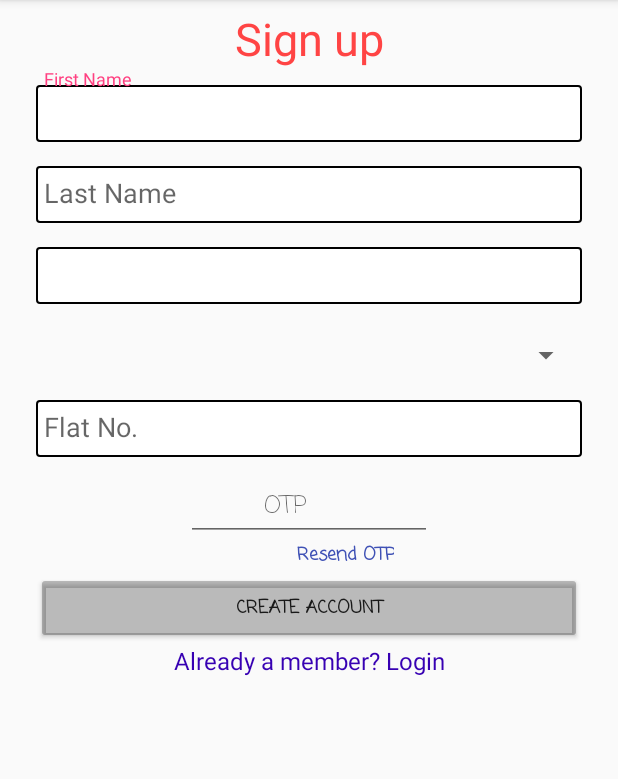
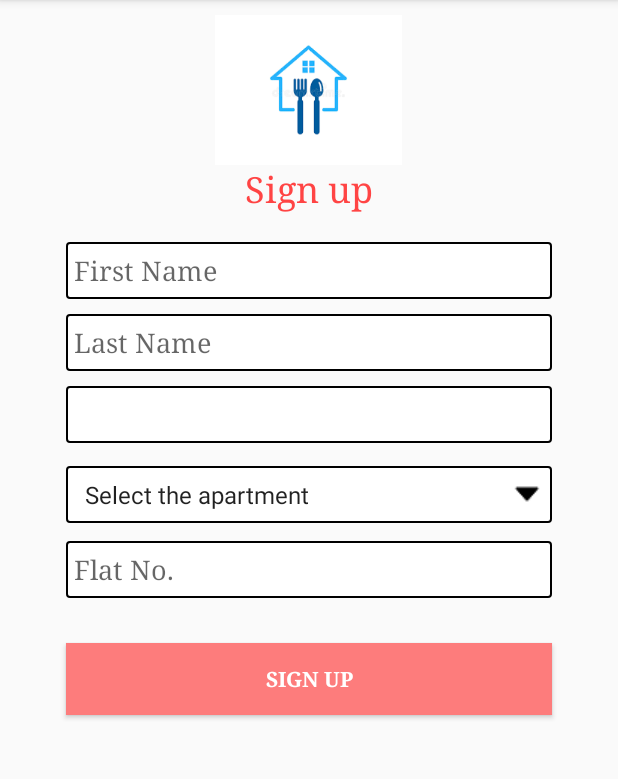
Before and after one commit to MITIN33/NeighbourFoodAndroid, an Android app: the SignupActivity screen opened directly, with no data from a screen before it, on a phone screen of 412 x 824 dp, the part 84-863 px from its top. Run offline under Robolectric (Android 15) with nearby library versions, the phone set to English and light mode, and no system bars.

Commit message:
Suchet changes

```diff
--- a/app/src/main/java/com/start/neighbourfood/pages/LoginActivity.java
+++ b/app/src/main/java/com/start/neighbourfood/pages/LoginActivity.java
@@ -25,6 +25,7 @@ import com.google.firebase.auth.AuthResult;
 import com.google.firebase.auth.FacebookAuthProvider;
 import com.google.firebase.auth.FirebaseAuth;
 import com.google.firebase.auth.FirebaseAuthInvalidCredentialsException;
+import com.google.firebase.auth.FirebaseUser;
 import com.google.firebase.auth.PhoneAuthCredential;
 import com.google.firebase.auth.PhoneAuthProvider;
 import com.neighbourfood.start.neighbourfood.R;
@@ -179,7 +180,10 @@ public class LoginActivity extends BaseActivity {
                             Toast.makeText(getApplicationContext(),
                                     "Login Successfull", Toast.LENGTH_LONG).show();
                             hideProgressDialog();
-                            NavigateToHome();
+                            FirebaseUser user = mAuth.getCurrentUser();
+                            //if(user.getUid() == null)
+                            NavigateToSignUpPage();
+                            //NavigateToHome();
                         } else {
                             if (task.getException() instanceof FirebaseAuthInvalidCredentialsException) {
                                 Toast.makeText(getApplicationContext(),
@@ -225,6 +229,14 @@ public class LoginActivity extends BaseActivity {
         hideProgressDialog();
     }
 
+    private void NavigateToSignUpPage() {
+        Intent i = new Intent(getApplicationContext(), SignupActivity.class);
+        // Closes all the current activities
+        i.setFlags(Intent.FLAG_ACTIVITY_NEW_TASK | Intent.FLAG_ACTIVITY_CLEAR_TASK);
+        startActivity(i);
+        hideProgressDialog();
+    }
+
     private void handleFacebookAccessToken(AccessToken token) {
         Log.d(TAG, "handleFacebookAccessToken:" + token);
         showProgressDialog();
--- a/app/src/main/java/com/start/neighbourfood/pages/SignupActivity.java
+++ b/app/src/main/java/com/start/neighbourfood/pages/SignupActivity.java
@@ -2,6 +2,8 @@ package com.start.neighbourfood.pages;
 
 import android.os.Bundle;
 import android.support.v7.app.AppCompatActivity;
+import android.widget.ArrayAdapter;
+import android.widget.Spinner;
 
 import com.neighbourfood.start.neighbourfood.R;
 
@@ -11,5 +13,14 @@ public class SignupActivity extends AppCompatActivity {
     protected void onCreate(Bundle savedInstanceState) {
         super.onCreate(savedInstanceState);
         setContentView(R.layout.activity_signup);
+
+        Spinner spinner = (Spinner) findViewById(R.id.apartment_dropdown_list);
+        // Create an ArrayAdapter using the string array and a default spinner layout
+        ArrayAdapter<CharSequence> adapter = ArrayAdapter.createFromResource(this,
+                R.array.apartments_array, android.R.layout.simple_spinner_item);
+        // Specify the layout to use when the list of choices appears
+        adapter.setDropDownViewResource(android.R.layout.simple_spinner_dropdown_item);
+        // Apply the adapter to the spinner
+        spinner.setAdapter(adapter);
     }
 }
--- a/app/src/main/res/drawable/edit_mobile_border.xml
+++ b/app/src/main/res/drawable/edit_mobile_border.xml
@@ -6,8 +6,7 @@
     android:layout_width="match_parent">
 
     <solid
-        android:color="#ffffff"
-        />
+        android:color="#ffffff" />
 
         <corners
             android:bottomRightRadius="2dp"
--- /dev/null
+++ b/app/src/main/res/drawable/spinner_background.xml
@@ -0,0 +1,29 @@
+<?xml version="1.0" encoding="utf-8"?>
+<selector xmlns:android="http://schemas.android.com/apk/res/android"
+    android:layout_height="match_parent"
+    android:layout_width="match_parent">
+    <item><layer-list>
+        <item>
+            <shape>
+                <solid
+                    android:color="#ffffff">
+                </solid>
+
+                <corners android:radius="2dp" />
+
+                <padding
+                    android:bottom="5dp"
+                    android:left="5dp"
+                    android:right="5dp"
+                    android:top="5dp" />
+                <stroke
+                    android:width="1dp"
+                    android:color="#ff000000"/>
+            </shape>
+        </item>
+        <item>
+            <bitmap android:gravity="center|right"
+                android:src="@drawable/ic_arrow_drop_down_black" />
+        </item>
+    </layer-list></item>
+</selector>
--- a/app/src/main/res/layout/activity_login.xml
+++ b/app/src/main/res/layout/activity_login.xml
@@ -93,6 +93,7 @@
                 android:layout_width="wrap_content"
                 android:layout_height="38dp"
                 android:layout_marginBottom="7dp"
+                android:layout_marginRight="20dp"
                 android:layout_marginTop="3dp"
                 android:background="#f1f1f1"
                 android:text="Send Code"
@@ -107,10 +108,9 @@
             android:layout_marginLeft="20dp"
             android:layout_marginRight="20dp"
             android:layout_marginTop="30dp"
-            android:background="?attr/colorError"
+            android:background="#fd7c7c"
             android:text="Sign in/Sign Up"
-            android:textColor="?attr/colorBackgroundFloating"
-            android:textStyle="bold" />
+            android:textColor="?attr/colorBackgroundFloating" />
 
         <RelativeLayout
             android:layout_width="fill_parent"
--- a/app/src/main/res/layout/activity_signup.xml
+++ b/app/src/main/res/layout/activity_signup.xml
@@ -7,170 +7,118 @@
 
         <LinearLayout
             android:layout_width="match_parent"
-        android:layout_height="wrap_content"
+            android:layout_height="492dp"
             android:orientation="vertical"
             android:paddingLeft="24dp"
             android:paddingRight="24dp"
-        android:paddingTop="5dp">
+            android:paddingTop="10dp">
 
+            <!-- Neighbor Food Logo-->
+            <ImageView
+                android:layout_width="wrap_content"
+                android:layout_height="100dp"
+                android:layout_gravity="center_horizontal"
+                android:src="@drawable/foodie" />
+
+            <!--Layout Header-->
             <TextView
                 android:id="@+id/textView2"
                 android:layout_width="match_parent"
                 android:layout_height="wrap_content"
-            android:text="Sign up"
+                android:layout_marginLeft="20dp"
+                android:layout_marginRight="20dp"
+                android:fontFamily="serif"
+                android:text="@string/action_sign_up"
                 android:textAlignment="center"
                 android:textColor="@android:color/holo_red_light"
-            android:textSize="30sp" />
+                android:textSize="24sp" />
 
             <!--  First Name Label -->
-        <android.support.design.widget.TextInputLayout
-            android:layout_width="match_parent"
-            android:layout_height="match_parent"
-            android:layout_marginBottom="5dp"
-            android:layout_marginTop="0dp">
-
             <EditText
-                android:id="@+id/input_name"
+                android:id="@+id/first_name"
                 android:layout_width="match_parent"
                 android:layout_height="38dp"
+                android:layout_marginLeft="20dp"
+                android:layout_marginRight="20dp"
+                android:layout_marginTop="20dp"
                 android:background="@drawable/edit_text_border"
-                android:hint="First Name "
+                android:fontFamily="serif"
+                android:hint="First Name"
                 android:inputType="textCapWords"
                 android:paddingStart="5dp" />
-        </android.support.design.widget.TextInputLayout>
 
             <!--  Last Name Label -->
-        <android.support.design.widget.TextInputLayout
-            android:layout_width="match_parent"
-            android:layout_height="match_parent"
-            android:layout_marginBottom="5dp"
-            android:layout_marginTop="0dp">
-
             <EditText
+                android:id="@+id/last_name"
                 android:layout_width="match_parent"
                 android:layout_height="38dp"
+                android:layout_marginLeft="20dp"
+                android:layout_marginRight="20dp"
+                android:layout_marginTop="10dp"
                 android:background="@drawable/edit_text_border"
-                android:hint="Last Name "
+                android:fontFamily="serif"
+                android:hint="Last Name"
                 android:inputType="textCapWords"
                 android:paddingStart="5dp" />
-        </android.support.design.widget.TextInputLayout>
 
-        <!-- Mobile Label -->
-        <android.support.design.widget.TextInputLayout
-            android:layout_width="match_parent"
-            android:layout_height="match_parent"
-            android:layout_marginBottom="5dp"
-            android:layout_marginTop="0dp">
 
+            <!-- Mobile Label : User can not edit here -->
+            <!-- This will be taken from the previous screen -->
             <EditText
                 android:id="@+id/mobile_number"
                 android:layout_width="match_parent"
                 android:layout_height="38dp"
+                android:layout_marginLeft="20dp"
+                android:layout_marginRight="20dp"
+                android:layout_marginTop="10dp"
                 android:background="@drawable/edit_text_border"
+                android:fontFamily="serif"
                 android:inputType="none"
                 android:paddingStart="5dp"
                 android:textSize="16sp" />
-        </android.support.design.widget.TextInputLayout>
 
-        <android.support.v7.widget.AppCompatSpinner
-            android:id="@+id/spinner_order_type"
+            <!--List of the apartments -->
+            <!-- Populated from the list fetched from the service -->
+            <Spinner
+                android:id="@+id/apartment_dropdown_list"
                 android:layout_width="match_parent"
                 android:layout_height="38dp"
-            android:layout_marginTop="10dp" />
+                android:layout_marginLeft="20dp"
+                android:layout_marginRight="20dp"
+                android:layout_marginBottom="2dp"
+                android:layout_marginTop="15dp"
+                android:background="@drawable/spinner_background" />
 
-
-        <!-- Apartment Name Label -->
-        <!--<android.support.design.widget.TextInputLayout
-            android:layout_width="match_parent"
-            android:layout_height="match_parent"
-            android:layout_marginTop="0dp"
-            android:layout_marginBottom="2dp">
-
+            <!-- Flat Number Label -->
             <EditText
+                android:id="@+id/flat_number"
                 android:layout_width="match_parent"
                 android:layout_height="38dp"
-                android:paddingStart="5dp"
+                android:layout_marginLeft="20dp"
+                android:layout_marginRight="20dp"
+                android:layout_marginTop="10dp"
                 android:background="@drawable/edit_text_border"
-                android:hint="Apartment"
-                android:inputType="textEmailAddress" />
-        </android.support.design.widget.TextInputLayout>-->
-
-        <!-- Mobile Label -->
-        <android.support.design.widget.TextInputLayout
-            android:layout_width="match_parent"
-            android:layout_height="match_parent"
-            android:layout_marginBottom="0dp"
-            android:layout_marginTop="0dp">
-
-            <EditText
-                android:layout_width="match_parent"
-                android:layout_height="38dp"
-                android:background="@drawable/edit_text_border"
+                android:fontFamily="serif"
                 android:hint="Flat No."
-                android:inputType="textEmailAddress"
+                android:maxLength="1024"
                 android:paddingStart="5dp" />
-        </android.support.design.widget.TextInputLayout>
-
-        <!-- OTP Label -->
-        <android.support.design.widget.TextInputLayout
-            android:layout_width="match_parent"
-            android:layout_height="wrap_content"
-            android:layout_marginBottom="0dp"
-            android:layout_marginTop="0dp">
-
-            <EditText
-                android:id="@+id/editText2"
-                android:layout_width="match_parent"
-                android:layout_height="wrap_content"
-                android:layout_marginLeft="100dp"
-                android:layout_marginRight="100dp"
-                android:layout_weight="1"
-                android:fontFamily="casual"
-                android:hint="         OTP"
-                android:inputType="numberSigned"
-                android:textAlignment="center"
-                android:textSize="16sp" />
-
-            <TextView
-                android:layout_width="fill_parent"
-                android:layout_height="match_parent"
-                android:layout_marginBottom="2dp"
-                android:layout_marginLeft="100dp"
-                android:layout_marginRight="125dp"
-                android:layout_marginTop="0dp"
-                android:fontFamily="casual"
-                android:gravity="right"
-                android:text="Resend OTP"
-                android:textColor="@color/colorPrimary"
-                android:textSize="12dip"
-                android:textStyle="bold" />
-
-        </android.support.design.widget.TextInputLayout>
 
             <!-- Signup Button -->
-        <android.support.v7.widget.AppCompatButton
+            <Button
                 android:id="@+id/btn_signup"
                 android:layout_width="fill_parent"
                 android:layout_height="wrap_content"
                 android:layout_marginBottom="0dp"
-            android:layout_marginTop="0dp"
-            android:backgroundTint="#42000000"
-            android:fontFamily="casual"
+                android:layout_marginTop="30dp"
+                android:layout_marginLeft="20dp"
+                android:layout_marginRight="20dp"
+                android:background="#fd7c7c"
+                android:fontFamily="serif"
                 android:padding="0dp"
-            android:text="Create Account"
-            android:textColor="#dd000000"
-            android:textSize="12sp"
+                android:text="@string/action_sign_up"
+                android:textColor="#ffffff"
+                android:textSize="14sp"
                 android:textStyle="bold" />
-
-        <TextView
-            android:id="@+id/link_login"
-            android:layout_width="fill_parent"
-            android:layout_height="wrap_content"
-            android:layout_marginBottom="0dp"
-            android:gravity="center"
-            android:text="Already a member? Login"
-            android:textColor="@color/design_default_color_primary_dark"
-            android:textSize="16dip" />
 
         </LinearLayout>
 
--- /dev/null
+++ b/app/src/main/res/values/apartments.xml
@@ -0,0 +1,7 @@
+<?xml version="1.0" encoding="utf-8"?>
+<resources>
+    <string-array name="apartments_array">
+        <item>Select the apartment</item>
+        <item>Durga Coral</item>
+    </string-array>
+</resources>
--- a/app/src/main/res/values/strings.xml
+++ b/app/src/main/res/values/strings.xml
@@ -30,4 +30,6 @@
     <string name="facebook_title_text">Facebook</string>
     <string name="desc_firebase_lockup">Firebase logo and name</string>
     <string name="title_activity_signup">SignupActivity</string>
+
+    <string name="action_sign_up">Sign up</string>
 </resources>
```
Also changed, not shown: app/src/main/res/drawable/ic_arrow_drop_down_black.png (added), app/src/main/res/font/artifika.ttf (added). Lines whose indentation alone changed are shown as unchanged.
